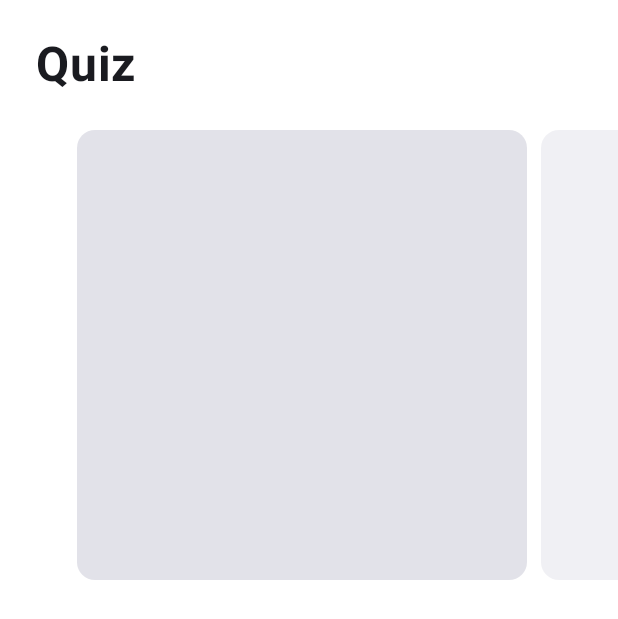
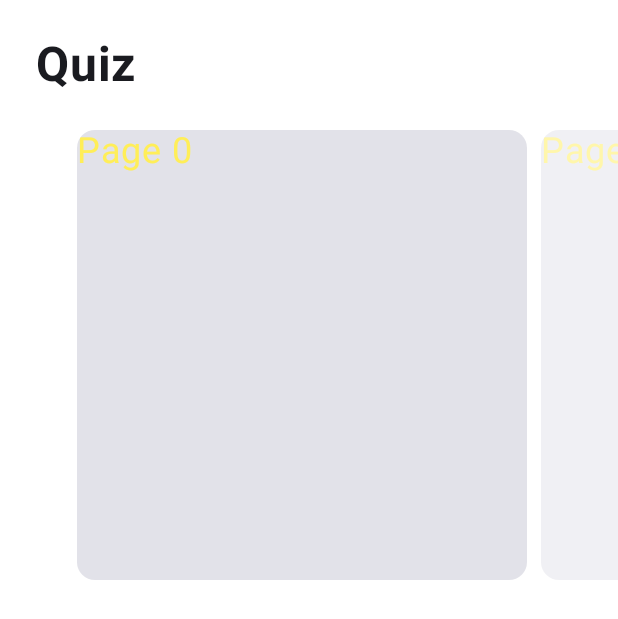
Before and after one commit to manjees/MuMu, an Android app built with Jetpack Compose: the screen it shows after launch (MainActivity), on a phone screen of 412 x 824 dp. Shown: the top 619 px of the screen. Run offline under Robolectric (Android 15) with nearby library versions, the phone set to English and light mode, and no system bars; our stand-ins replace Dagger/Hilt's generated code.

Commit message:
테스트 중

```diff
--- a/feature/splash/src/main/java/com/manjee/splash/SplashScreen.kt
+++ b/feature/splash/src/main/java/com/manjee/splash/SplashScreen.kt
@@ -71,7 +71,7 @@ internal fun SplashScreen() {
                         )
                     }
             ) {
-                // Card content
+                Text(text = "Page $it", fontSize = 24.sp, color = Yellow40)
             }
         }
     }
```
